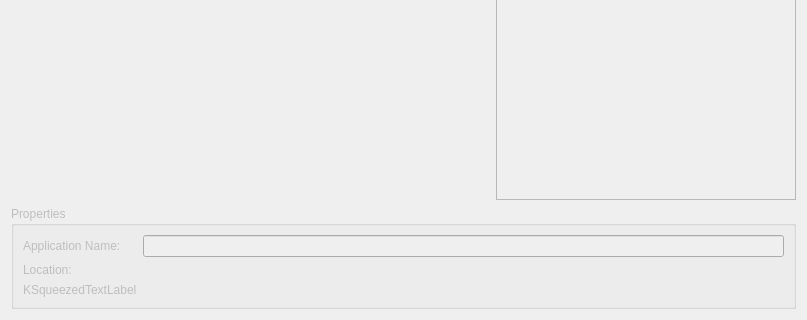
KDE/kdevelop, file plugins/appwizard/projectselectionpage.ui: the form before one commit; both pictures show x 0 to 807 and y 278 to 598 of the 807 by 598 pixel window.
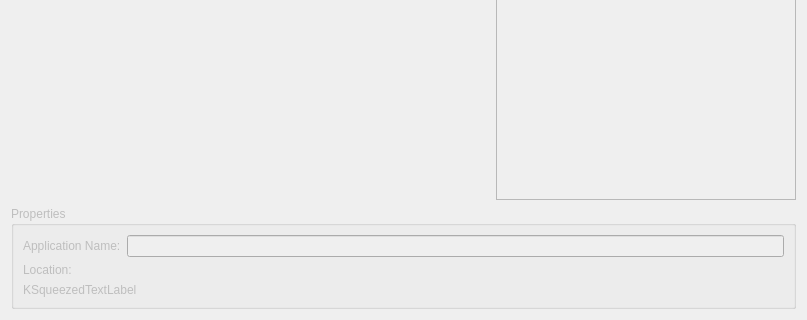
The form after the commit. Custom widgets are drawn as their Qt base class.

Commit message:
Improve new project from template dialog
Let the error message take all the window with instead of just the first
column. It would do weird things when having a long error message.

What changed in the file:
```diff
--- a/plugins/appwizard/projectselectionpage.ui
+++ b/plugins/appwizard/projectselectionpage.ui
@@ -46,7 +46,7 @@
       <item row="1" column="1">
        <widget class="KUrlRequester" name="locationUrl"/>
       </item>
-      <item row="2" column="0">
+      <item row="2" column="0" colspan="2">
        <widget class="KSqueezedTextLabel" name="locationValidLabel">
         <property name="text">
          <string>KSqueezedTextLabel</string>
```
